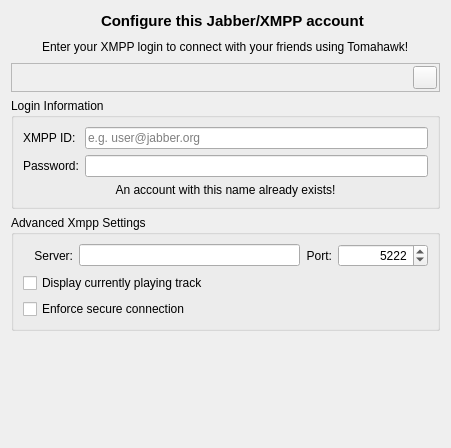
The window that src/accounts/xmpp/XmppConfigWidget.ui (tomahawk-player/tomahawk) describes before a commit, drawn with Qt 5.
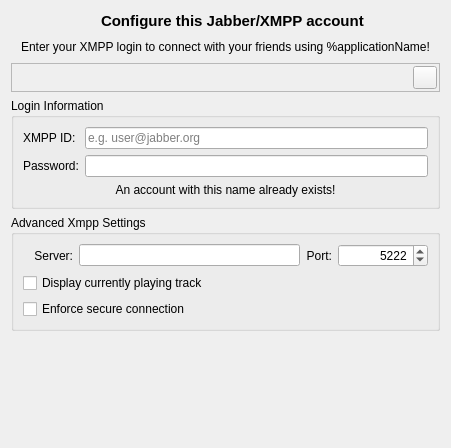
The same window after the commit. Icons and pictures are not drawn.

What changed in the file:
```diff
--- a/src/accounts/xmpp/XmppConfigWidget.ui
+++ b/src/accounts/xmpp/XmppConfigWidget.ui
@@ -101,7 +101,7 @@
         </sizepolicy>
        </property>
        <property name="text">
-        <string>Enter your XMPP login to connect with your friends using Tomahawk!</string>
+        <string>Enter your XMPP login to connect with your friends using %applicationName!</string>
        </property>
        <property name="wordWrap">
         <bool>false</bool>
```
